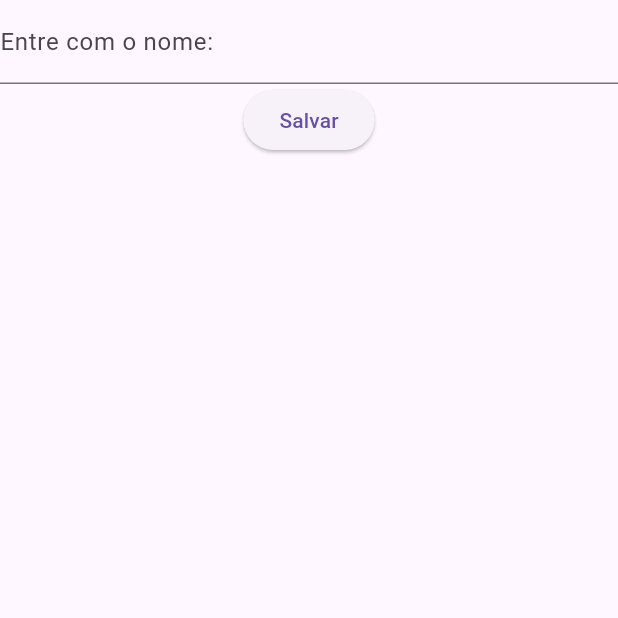
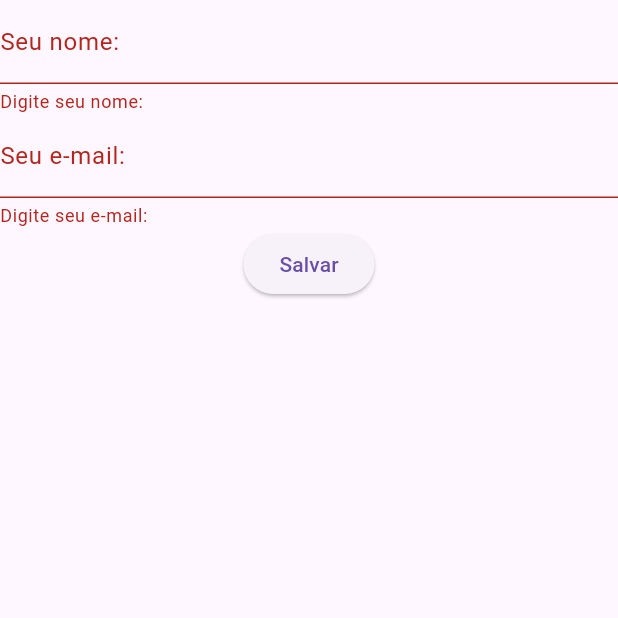
Before and after one commit to rodrigoraa/Programa-o-Desktop, a Flutter app: the screen it shows after launch, after a tap on "Salvar", on a phone screen of 412 x 824 dp, the top half of it. Run offline on Flutter 3.47's test engine with Material 3 defaults, Android fonts, the phone set to English and light mode, and no system bars.

Commit message:
Atividade 5

```diff
--- a/lib/main.dart
+++ b/lib/main.dart
@@ -4,6 +4,7 @@ void main() {
   runApp(MaterialApp(home: App()));
 }
 
+//ATIVIDADE 1-------------------------------------------------------------------------------------------------------
 /* class App extends StatelessWidget {
   var _nome = "Rodrigo";
   var _profissao = "Assistente";
@@ -33,6 +34,8 @@ void main() {
       );
   }
 } */
+
+//ATIVIDADE 2-------------------------------------------------------------------------------------------------------
 
 /* class App extends StatefulWidget {
   @override
@@ -65,6 +68,8 @@ class AppState extends State<App> {
       );
   }
 } */
+
+//ATIVIDADE 3-------------------------------------------------------------------------------------------------------
 
 /* class App extends StatefulWidget {
   @override
@@ -104,7 +109,9 @@ class AppState extends State<App> {
   }
 } */
 
-class App extends StatefulWidget {
+//ATIVIDADE 4-------------------------------------------------------------------------------------------------------
+
+/* class App extends StatefulWidget {
   @override
   State<StatefulWidget> createState() {
     return AppState();
@@ -142,4 +149,63 @@ class AppState extends State<App> {
       ),
     );
   }
+} */
+
+//ATIVIDADE 5-------------------------------------------------------------------------------------------------------
+
+class App extends StatefulWidget {
+  @override
+  State<StatefulWidget> createState() {
+    return AppState();
+  }
 }
+
+class AppState extends State<App> {
+  final _formKey = GlobalKey<FormState>();
+  var _nome = TextEditingController();
+  var _email = TextEditingController();
+  @override
+  Widget build(BuildContext context) {
+    return Scaffold(
+      body: Form(
+        key: _formKey,
+        child: Center(
+          child: Column(
+            children: [
+              TextFormField(
+                controller: _nome,
+                decoration: InputDecoration(labelText: "Seu nome: "),
+                validator: (value) {
+                  if (value == null || value.isEmpty) {
+                    return "Digite seu nome: ";
+                  }
+                  return null;
+                },
+              ),
+              TextFormField(
+                controller: _email,
+                decoration: InputDecoration(labelText: "Seu e-mail: "),
+                validator: (value) {
+                  if (value == null || value.isEmpty) {
+                    return "Digite seu e-mail: ";
+                  }
+                  return null;
+                },
+              ),
+              ElevatedButton(
+                onPressed: () {
+                  if (_formKey.currentState!.validate()) {
+                    print("Formulário válido! ");
+                    print("Olá, ${_nome.text}");
+                    print("E-mail: ${_email.text}");
+                  }
+                },
+                child: Text("Salvar"),
+              ),
+            ],
+          ),
+        ),
+      ),
+    );
+  }
+}
```
